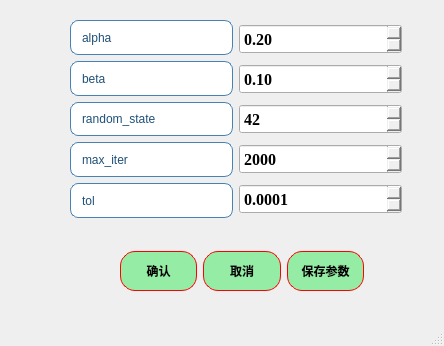
Qt form ui/algorithms8_REMTW_para.ui (azhongege24/predict_first) before a commit.
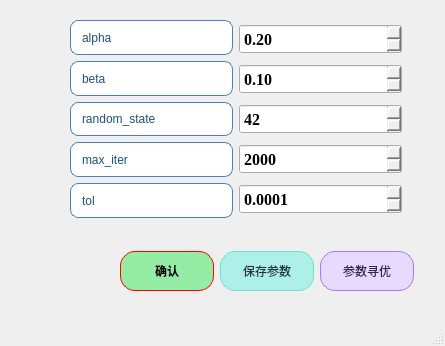
The same form after that commit.

What changed in the file:
```diff
--- a/ui/algorithms8_REMTW_para.ui
+++ b/ui/algorithms8_REMTW_para.ui
@@ -6,7 +6,7 @@
    <rect>
     <x>0</x>
     <y>0</y>
-    <width>444</width>
+    <width>445</width>
     <height>346</height>
    </rect>
   </property>
@@ -349,12 +349,12 @@
      </item>
     </layout>
    </widget>
-   <widget class="QWidget" name="">
+   <widget class="QWidget" name="layoutWidget">
     <property name="geometry">
      <rect>
       <x>120</x>
       <y>250</y>
-      <width>244</width>
+      <width>294</width>
       <height>42</height>
      </rect>
     </property>
@@ -390,37 +390,6 @@
        </property>
       </widget>
      </item>
-     <item>
-      <widget class="QPushButton" name="pushButton_2">
-       <property name="minimumSize">
-        <size>
-         <width>0</width>
-         <height>40</height>
-        </size>
-       </property>
-       <property name="styleSheet">
-        <string notr="true">QPushButton{
-border:1px solid red;   /*边框的粗细，颜色*/
-border-radius:15px;    /*设置圆角半径 */
-padding:2px 4px;  /*QFrame边框与内部其它部件的距离*/
-background-color: rgb(149, 236, 165);	/*背景颜色*/
-color:rgb(0, 0, 0);		/*字体颜色*/
-	font: 18pt &quot;楷体&quot;;
-
-font:bold;
-}
-QPushButton:hover {
-    background-color: rgb(177, 244, 155);    /* 悬停时背景色 */
-}
-QPushButton:pressed {
-    background-color:rgb(99, 181, 255);     /* 点击时背景色 */
-}</string>
-       </property>
-       <property name="text">
-        <string>取消</string>
-       </property>
-      </widget>
-     </item>
      <item>
       <widget class="QPushButton" name="pushButton_save_params">
        <property name="minimumSize">
@@ -431,18 +400,18 @@
        </property>
        <property name="styleSheet">
         <string notr="true">QPushButton{
-border:1px solid red;   /*边框的粗细，颜色*/
-border-radius:15px;    /*设置圆角半径 */
-padding:2px 4px;  /*QFrame边框与内部其它部件的距离*/
-background-color: rgb(149, 236, 165);	/*背景颜色*/
-color:rgb(0, 0, 0);		/*字体颜色*/
-	font: 18pt &quot;楷体&quot;;
-
-font:bold;
+    border:1px solid rgb(107, 224, 210);   /* 边框：浅薄荷绿（呼应背景） */
+    border-radius:15px;    /* 圆角半径（不变） */
+    padding:2px 4px;  /* 内边距（不变） */
+    background-color: rgb(173, 240, 232);	/* 常态背景：淡薄荷绿 */
+    color:rgb(34, 51, 59);		/* 字体颜色：深灰色（可读性强，不突兀） */
+    font: bold 18pt &quot;楷体&quot;;  /* 字体格式合并（不变） */
 }
+
 QPushButton:hover {
     background-color: rgb(177, 244, 155);    /* 悬停时背景色 */
 }
+
 QPushButton:pressed {
     background-color:rgb(99, 181, 255);     /* 点击时背景色 */
 }</string>
@@ -452,6 +421,37 @@
        </property>
       </widget>
      </item>
+     <item>
+      <widget class="QPushButton" name="pushButton_random_search">
+       <property name="minimumSize">
+        <size>
+         <width>0</width>
+         <height>40</height>
+        </size>
+       </property>
+       <property name="styleSheet">
+        <string notr="true">QPushButton{
+    border:1px solid rgb(168, 120, 233);   /* 边框：浅紫色 */
+    border-radius:15px;    /* 圆角半径（不变） */
+    padding:2px 4px;  /* 内边距（不变） */
+    background-color: rgb(232, 218, 255);	/* 常态背景：淡紫色 */
+    color:rgb(51, 34, 85);		/* 字体颜色：深紫色（更搭色系，可读性强） */
+    font: bold 18pt &quot;楷体&quot;;  /* 字体合并优化（原格式不变） */
+}
+
+QPushButton:hover {
+    background-color: rgb(240, 228, 255);    /* 悬停背景：更浅的紫色（提亮效果） */
+}
+
+QPushButton:pressed {
+    background-color: rgb(194, 162, 245);     /* 点击背景：中等紫色（按压反馈明显） */
+}</string>
+       </property>
+       <property name="text">
+        <string>参数寻优</string>
+       </property>
+      </widget>
+     </item>
     </layout>
    </widget>
   </widget>
```
Left out of the diff: 22 changed lines with no effect on the pictures.
